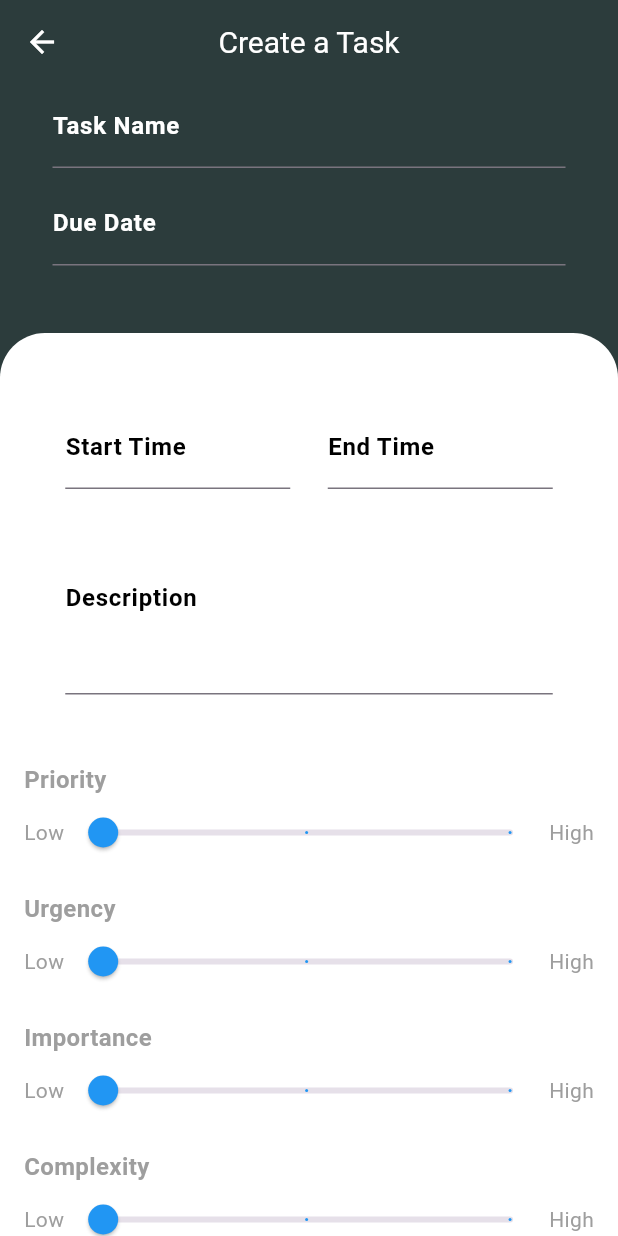
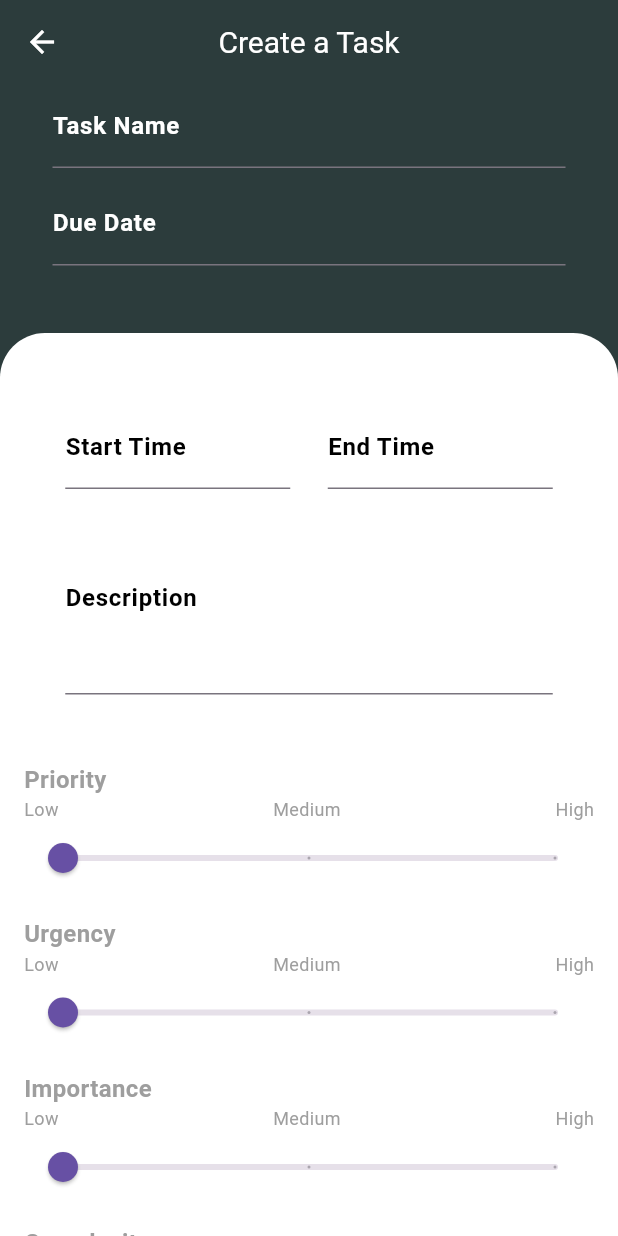
Before and after one commit to p0laris09/mellow, a Flutter app: the screen it shows once a user with an empty profile is signed in, item 2 of the bottom bar chosen, after a tap on "Create Task", on a phone screen of 412 x 824 dp. Run offline on Flutter 3.47's test engine with Material 3 defaults, Android fonts, the phone set to English and light mode, and no system bars; our stand-ins replace cloud_firestore, firebase_auth, firebase_core; missing offline and left inert: workmanager; accounts and stored records are empty.

Commit message:
Task cards has a different design for their status

```diff
--- a/lib/main.dart
+++ b/lib/main.dart
@@ -6,6 +6,9 @@ import 'package:mellow/auth/signin/sign_in.dart';
 import 'package:mellow/auth/signup/sign_up_personal_details.dart';
 import 'package:mellow/screens/HomeScreen/home_screen.dart';
 import 'package:mellow/screens/ProfileScreen/profile_page.dart';
+import 'package:mellow/screens/TaskCreation/task_creation.dart';
+import 'package:mellow/screens/TaskManagement/task_management.dart'; // Import the Task Management screen
+import 'package:workmanager/workmanager.dart';
 import 'firebase_options.dart';
 
 void main() async {
@@ -13,7 +16,20 @@ void main() async {
   await Firebase.initializeApp(
     options: DefaultFirebaseOptions.currentPlatform,
   );
+
+  // Initialize Workmanager for periodic task checks
+  Workmanager().initialize(callbackDispatcher, isInDebugMode: true);
+
   runApp(const MellowApp());
+}
+
+// Background callback to check tasks
+void callbackDispatcher() {
+  Workmanager().executeTask((task, inputData) {
+    print("Background task executed: $task");
+    // You can add your task checking code here
+    return Future.value(true);
+  });
 }
 
 class MellowApp extends StatelessWidget {
@@ -31,21 +47,23 @@ class MellowApp extends StatelessWidget {
         ),
       ),
       home:
-          AuthPage(), // This page decides where to navigate based on user authentication
+          const AuthPage(), // This page decides where to navigate based on user authentication
       routes: {
         '/signin': (context) => SignInPage(), // SignInPage route
         '/signup': (context) => SignUpPersonalDetails(), // SignUpPage route
-        // Home route only navigates when user is not null
         '/home': (context) {
           User? user = FirebaseAuth.instance.currentUser;
           if (user != null) {
-            return const HomeScreen(); // No need to pass uid
+            return const HomeScreen(); // Navigate to HomeScreen if authenticated
           } else {
             return SignInPage(); // Redirect to sign-in if no user is logged in
           }
         },
-
         '/profile': (context) => const ProfilePage(),
+        '/taskCreation': (context) =>
+            const TaskCreationScreen(), // Task Creation route
+        '/taskManagement': (context) =>
+            TaskManagementScreen(), // Task Management route
       },
     );
   }
--- a/lib/screens/TaskCreation/task_creation.dart
+++ b/lib/screens/TaskCreation/task_creation.dart
@@ -1,8 +1,9 @@
 import 'package:cloud_firestore/cloud_firestore.dart';
-import 'package:firebase_auth/firebase_auth.dart'; // Import FirebaseAuth
+import 'package:firebase_auth/firebase_auth.dart';
 import 'package:flutter/material.dart';
 import 'package:flutter/services.dart';
 import 'package:intl/intl.dart';
+import 'package:mellow/screens/TaskManagement/task_management.dart';
 
 class TaskCreationScreen extends StatefulWidget {
   const TaskCreationScreen({super.key});
@@ -73,10 +74,8 @@ class _TaskCreationScreenState extends State<TaskCreationScreen> {
     String endTimeString = _endTimeController.text;
     String description = _descriptionController.text;
 
-    // Get the current user's ID
     String? userId = FirebaseAuth.instance.currentUser?.uid;
 
-    // Convert strings to DateTime objects
     DateTime? dueDate = dueDateString.isNotEmpty
         ? DateFormat('yyyy-MM-dd HH:mm').parse(dueDateString)
         : null;
@@ -87,36 +86,49 @@ class _TaskCreationScreenState extends State<TaskCreationScreen> {
         ? DateFormat('yyyy-MM-dd HH:mm').parse(endTimeString)
         : null;
 
-    // Add to Firestore if fields are valid
     if (taskName.isNotEmpty &&
         dueDate != null &&
         startTime != null &&
         endTime != null &&
         userId != null) {
+      // Get current time
+      DateTime currentTime = DateTime.now();
+
+      // Determine initial status
+      String status;
+      if (currentTime.isBefore(startTime)) {
+        status = 'pending'; // Task hasn't started yet
+      } else if (currentTime.isAfter(startTime) &&
+          currentTime.isBefore(dueDate)) {
+        status = 'ongoing'; // Task is ongoing
+      } else {
+        status = 'overdue'; // Task is overdue
+      }
+
       CollectionReference tasks =
           FirebaseFirestore.instance.collection('tasks');
 
       try {
         await tasks.add({
           'taskName': taskName,
-          'dueDate': Timestamp.fromDate(dueDate), // Save as Timestamp
-          'startTime': Timestamp.fromDate(startTime), // Save as Timestamp
-          'endTime': Timestamp.fromDate(endTime), // Save as Timestamp
+          'dueDate': Timestamp.fromDate(dueDate),
+          'startTime': Timestamp.fromDate(startTime),
+          'endTime': Timestamp.fromDate(endTime),
           'description': description,
           'priority': _priority,
           'urgency': _urgency,
           'importance': _importance,
           'complexity': _complexity,
-          'createdAt': Timestamp.now(), // Firestore timestamp
-          'userId': userId, // Add userId to the task document
+          'createdAt': Timestamp.now(),
+          'userId': userId,
+          'status': status, // Set initial status
         });
 
-        // Show success message
         ScaffoldMessenger.of(context).showSnackBar(
           const SnackBar(content: Text('Task created successfully!')),
         );
 
-        // Navigate back to Task Management page after creation
+        // Navigate back to TaskManagementScreen after task creation
         Navigator.pop(context);
       } catch (e) {
         print("Error creating task: $e");
@@ -129,41 +141,6 @@ class _TaskCreationScreenState extends State<TaskCreationScreen> {
         const SnackBar(content: Text('Please fill all required fields.')),
       );
     }
-  }
-
-  Widget _buildSlider(
-      String label, double value, ValueChanged<double> onChanged) {
-    return Column(
-      crossAxisAlignment: CrossAxisAlignment.start,
-      children: [
-        Text(
-          label,
-          style: const TextStyle(fontWeight: FontWeight.bold, fontSize: 16),
-        ),
-        Row(
-          mainAxisAlignment: MainAxisAlignment.spaceBetween,
-          children: [
-            const Text("Low"),
-            Expanded(
-              child: Slider(
-                value: value,
-                min: 1,
-                max: 3,
-                divisions: 2,
-                onChanged: onChanged,
-                activeColor: Colors.blue,
-                label: value == 1
-                    ? 'Low'
-                    : value == 2
-                        ? 'Mid'
-                        : 'High',
-              ),
-            ),
-            const Text("High"),
-          ],
-        ),
-      ],
-    );
   }
 
   @override
@@ -237,7 +214,7 @@ class _TaskCreationScreenState extends State<TaskCreationScreen> {
             ),
             const SizedBox(height: 45),
             SizedBox(
-              height: 722,
+              height: 810,
               child: Container(
                 padding:
                     const EdgeInsets.symmetric(vertical: 32, horizontal: 16),
@@ -342,27 +319,17 @@ class _TaskCreationScreenState extends State<TaskCreationScreen> {
                     }),
                     const SizedBox(height: 25),
                     Center(
-                      child: SizedBox(
-                        width: 315,
-                        height: 50,
-                        child: ElevatedButton(
-                          onPressed:
-                              _createTaskInFirestore, // Trigger the Firestore save on button press
-                          style: ElevatedButton.styleFrom(
-                            padding: const EdgeInsets.symmetric(vertical: 16),
-                            shape: RoundedRectangleBorder(
-                              borderRadius: BorderRadius.circular(12),
-                            ),
-                            backgroundColor: const Color(0xFF2C3C3C),
+                      child: ElevatedButton(
+                        onPressed: _createTaskInFirestore,
+                        style: ElevatedButton.styleFrom(
+                          padding: const EdgeInsets.symmetric(
+                            horizontal: 50,
+                            vertical: 20,
                           ),
-                          child: const Text(
-                            "CREATE TASK",
-                            style: TextStyle(
-                              fontSize: 16,
-                              color: Colors.white,
-                            ),
-                          ),
+                          foregroundColor: Colors.white,
+                          backgroundColor: const Color(0xFF2C3C3C),
                         ),
+                        child: const Text('Create Task'),
                       ),
                     ),
                   ],
@@ -374,4 +341,37 @@ class _TaskCreationScreenState extends State<TaskCreationScreen> {
       ),
     );
   }
+
+  Widget _buildSlider(
+      String label, double value, ValueChanged<double> onChanged) {
+    return Column(
+      crossAxisAlignment: CrossAxisAlignment.start,
+      children: [
+        Text(
+          label,
+          style: const TextStyle(fontSize: 16, fontWeight: FontWeight.bold),
+        ),
+        Row(
+          mainAxisAlignment: MainAxisAlignment.spaceBetween,
+          children: [
+            const Text('Low', style: TextStyle(fontSize: 12)),
+            const Text('Medium', style: TextStyle(fontSize: 12)),
+            const Text('High', style: TextStyle(fontSize: 12)),
+          ],
+        ),
+        Slider(
+          value: value,
+          min: 1, // Start at 1
+          max: 3, // End at 3
+          divisions: 2, // Only 3 values: 1, 2, 3
+          label: value == 1
+              ? 'Low'
+              : value == 2
+                  ? 'Medium'
+                  : 'High',
+          onChanged: onChanged,
+        ),
+      ],
+    );
+  }
 }
--- a/lib/screens/TaskManagement/task_management.dart
+++ b/lib/screens/TaskManagement/task_management.dart
@@ -28,7 +28,13 @@ class _TaskManagementScreenState extends State<TaskManagementScreen> {
       initialPage: 5000,
       viewportFraction: 1.0,
     );
-    _fetchTasks();
+    _fetchTasks(); // Fetch tasks initially
+  }
+
+  @override
+  void didChangeDependencies() {
+    super.didChangeDependencies();
+    _fetchTasks(); // Fetch tasks when the widget dependencies change
   }
 
   @override
@@ -38,8 +44,8 @@ class _TaskManagementScreenState extends State<TaskManagementScreen> {
   }
 
   void _updateStartOfWeek(DateTime selectedDate) {
-    int daysFromSunday = selectedDate.weekday %
-        7; // Now Sunday (weekday == 7) is the start of the week
+    int daysFromSunday =
+        selectedDate.weekday % 7; // Sunday is the start of the week
     _startOfWeek = selectedDate.subtract(Duration(days: daysFromSunday));
   }
 
@@ -274,7 +280,7 @@ class _TaskManagementScreenState extends State<TaskManagementScreen> {
                 onPageChanged: (index) {
                   setState(() {
                     _startOfWeek = _getStartOfWeekFromIndex(index);
-                    _fetchTasks();
+                    // No need to manually fetch tasks here; StreamBuilder will handle updates
                   });
                 },
                 itemBuilder: (context, index) {
@@ -287,7 +293,7 @@ class _TaskManagementScreenState extends State<TaskManagementScreen> {
               ),
             ),
             const SizedBox(height: 16),
-            _buildTaskSection(),
+            _buildTaskSection(), // This will now use StreamBuilder for real-time updates
           ],
         ),
       ),
@@ -295,15 +301,17 @@ class _TaskManagementScreenState extends State<TaskManagementScreen> {
   }
 
   Widget _buildTaskSection() {
+    String uid = FirebaseAuth.instance.currentUser!.uid;
+    DateTime startOfWeek = _startOfWeek;
+    DateTime endOfWeek = startOfWeek.add(Duration(days: 7));
+
     return Padding(
-      padding: const EdgeInsets.symmetric(
-          horizontal: 16.0), // Left and right padding
+      padding: const EdgeInsets.symmetric(horizontal: 16.0),
       child: Column(
         crossAxisAlignment: CrossAxisAlignment.start,
         children: [
           Padding(
-            padding:
-                const EdgeInsets.only(bottom: 16.0), // Space below the title
+            padding: const EdgeInsets.only(bottom: 16.0),
             child: Text(
               "Tasks",
               style: TextStyle(
@@ -313,20 +321,40 @@ class _TaskManagementScreenState extends State<TaskManagementScreen> {
               ),
             ),
           ),
-          _tasks.isEmpty
-              ? Padding(
+          StreamBuilder<QuerySnapshot>(
+            stream: FirebaseFirestore.instance
+                .collection('tasks')
+                .where('userId', isEqualTo: uid)
+                .where('startTime', isGreaterThanOrEqualTo: startOfWeek)
+                .where('startTime', isLessThan: endOfWeek)
+                .snapshots(),
+            builder: (context, snapshot) {
+              if (snapshot.hasError) {
+                return Text("Error loading tasks: ${snapshot.error}");
+              }
+
+              if (!snapshot.hasData) {
+                return Center(child: CircularProgressIndicator());
+              }
+
+              var taskDocs = snapshot.data!.docs;
+
+              if (taskDocs.isEmpty) {
+                return Padding(
                   padding: const EdgeInsets.symmetric(vertical: 16.0),
                   child: Text(
                     'No tasks available for the selected day.',
                     style: TextStyle(fontSize: 16, color: Colors.grey[600]),
                   ),
-                )
-              : ListView.builder(
+                );
+              }
+
+              return ListView.builder(
                 physics: const NeverScrollableScrollPhysics(),
                 shrinkWrap: true,
-                  itemCount: _tasks.length,
+                itemCount: taskDocs.length,
                 itemBuilder: (context, index) {
-                    DocumentSnapshot task = _tasks[index];
+                  DocumentSnapshot task = taskDocs[index];
                   DateTime startTime =
                       (task['startTime'] as Timestamp?)?.toDate() ??
                           DateTime.now();
@@ -341,10 +369,16 @@ class _TaskManagementScreenState extends State<TaskManagementScreen> {
                       DateFormat('yyyy-MM-dd').format(dueDate);
 
                   return Padding(
-                      padding: const EdgeInsets.only(
-                          bottom: 16.0), // Space between tasks
+                    padding: const EdgeInsets.only(bottom: 16.0),
                     child: _buildProgressTask(
-                          name, formattedDueDate, formattedStartTime),
+                        name,
+                        formattedDueDate,
+                        formattedStartTime,
+                        startTime, // Pass start time
+                        dueDate // Pass due date
+                        ),
+                  );
+                },
               );
             },
           ),
@@ -353,9 +387,28 @@ class _TaskManagementScreenState extends State<TaskManagementScreen> {
     );
   }
 
-  Widget _buildProgressTask(String taskName, String dueDate, String startTime) {
+  Widget _buildProgressTask(String taskName, String dueDate, String startTime,
+      DateTime taskStartTime, DateTime taskDueDate) {
+    DateTime now = DateTime.now();
+    String taskStatus;
+    Color iconColor;
+
+    // Determine the status and icon color based on the time comparison
+    if (now.isAfter(taskDueDate)) {
+      taskStatus = "Overdue";
+      iconColor = Colors.red;
+    } else if (now.isAfter(taskStartTime) && now.isBefore(taskDueDate)) {
+      taskStatus = "Ongoing";
+      iconColor = Colors.green;
+    } else {
+      taskStatus = "Pending";
+      iconColor = Colors.grey;
+    }
+
     return Container(
       padding: const EdgeInsets.all(16),
+      margin: const EdgeInsets.symmetric(
+          vertical: 8), // Adding margin to increase space between task cards
       decoration: BoxDecoration(
         color: Colors.white,
         borderRadius: BorderRadius.circular(12),
@@ -364,16 +417,17 @@ class _TaskManagementScreenState extends State<TaskManagementScreen> {
             color: Colors.grey.withOpacity(0.2),
             spreadRadius: 1,
             blurRadius: 4,
-            offset: Offset(0, 2), // Changes position of shadow
+            offset: const Offset(0, 2), // Changes position of shadow
           ),
         ],
       ),
       child: Row(
         children: [
+          // Task icon with dynamic color based on task status
           Container(
-            padding: const EdgeInsets.all(8),
+            padding: const EdgeInsets.all(12),
             decoration: BoxDecoration(
-              color: Colors.grey[800],
+              color: iconColor, // Use the dynamic icon color
               borderRadius: BorderRadius.circular(8),
             ),
             child: const Icon(Icons.task, color: Colors.white),
@@ -386,14 +440,29 @@ class _TaskManagementScreenState extends State<TaskManagementScreen> {
                 Text(
                   taskName,
                   style: TextStyle(
-                    fontSize: 16,
+                    fontSize: 18, // Increased font size for better visibility
                     fontWeight: FontWeight.bold,
                     color: Colors.grey[800],
                   ),
                 ),
+                const SizedBox(height: 4),
                 Text(
                   'Due: $dueDate | Start: $startTime',
-                  style: TextStyle(color: Colors.grey[500]),
+                  style: TextStyle(
+                    fontSize: 14,
+                    color: Colors.grey[500],
+                  ),
+                ),
+                const SizedBox(height: 4),
+                // Displaying task status
+                Text(
+                  'Status: $taskStatus',
+                  style: TextStyle(
+                    fontSize: 14,
+                    fontWeight: FontWeight.bold,
+                    color:
+                        iconColor, // Matching the color of the status text with the icon
+                  ),
                 ),
               ],
             ),
--- a/pubspec.yaml
+++ b/pubspec.yaml
@@ -13,6 +13,7 @@ dependencies:
   firebase_auth: ^5.2.1
   cloud_firestore: ^5.4.1
   intl: ^0.19.0
+  workmanager: ^0.5.2
 
 dev_dependencies:
   flutter_test:
```
Also changed, not shown: lib/screens/HomeScreen/home_screen.dart (+47 -7 lines), pubspec.lock. Lines whose indentation alone changed are shown as unchanged.
